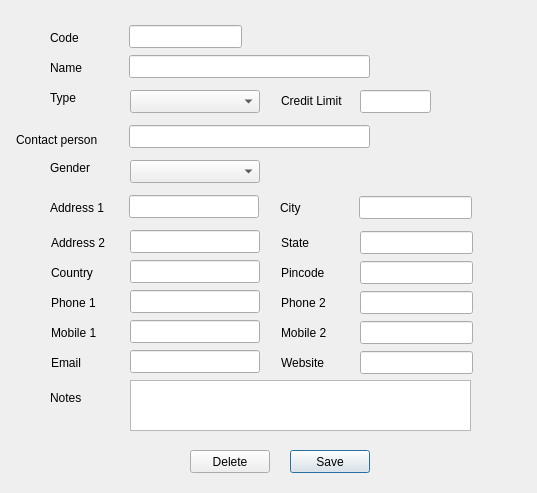
Before: the Qt Designer form src/customerform.ui in thamizha/angadi, drawn with Qt 5.
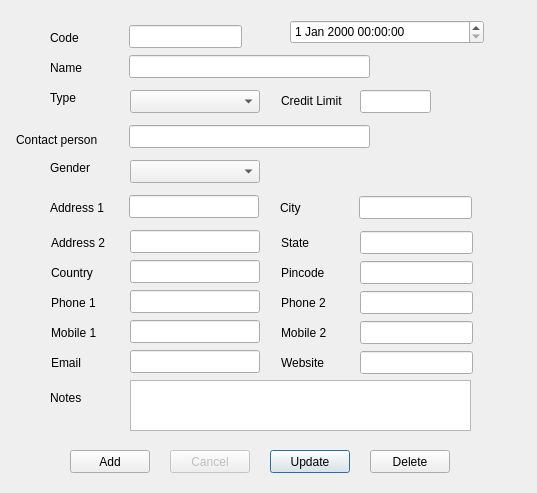
After: the same form once the commit is applied.

Commit message: Category delete, modified date features added

```diff
--- a/src/customerform.ui
+++ b/src/customerform.ui
@@ -567,7 +567,7 @@
   <widget class="QPushButton" name="pushButtonDelete">
    <property name="geometry">
     <rect>
-     <x>190</x>
+     <x>370</x>
      <y>450</y>
      <width>80</width>
      <height>23</height>
@@ -580,19 +580,61 @@
   <widget class="QPushButton" name="pushButtonSave">
    <property name="geometry">
     <rect>
-     <x>290</x>
+     <x>270</x>
      <y>450</y>
      <width>80</width>
      <height>23</height>
     </rect>
    </property>
    <property name="text">
-    <string>Save</string>
+    <string>Update</string>
    </property>
    <property name="default">
     <bool>true</bool>
    </property>
   </widget>
+  <widget class="QPushButton" name="pushButtonCancel">
+   <property name="enabled">
+    <bool>false</bool>
+   </property>
+   <property name="geometry">
+    <rect>
+     <x>170</x>
+     <y>450</y>
+     <width>80</width>
+     <height>23</height>
+    </rect>
+   </property>
+   <property name="text">
+    <string>Cancel</string>
+   </property>
+   <property name="default">
+    <bool>false</bool>
+   </property>
+  </widget>
+  <widget class="QPushButton" name="pushButtonAdd">
+   <property name="geometry">
+    <rect>
+     <x>70</x>
+     <y>450</y>
+     <width>80</width>
+     <height>23</height>
+    </rect>
+   </property>
+   <property name="text">
+    <string>Add</string>
+   </property>
+  </widget>
+  <widget class="QDateTimeEdit" name="dateTimeEdit">
+   <property name="geometry">
+    <rect>
+     <x>290</x>
+     <y>20</y>
+     <width>194</width>
+     <height>24</height>
+    </rect>
+   </property>
+  </widget>
  </widget>
  <tabstops>
   <tabstop>lineEditCode</tabstop>
```
The commit also changes 25 other files.
